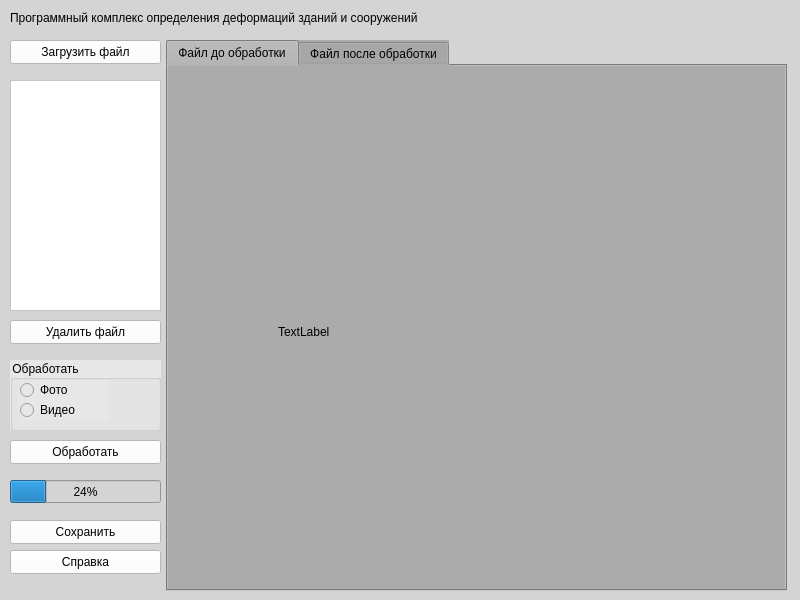
Old version of the form form.ui in the repository Playmishka/treshina.
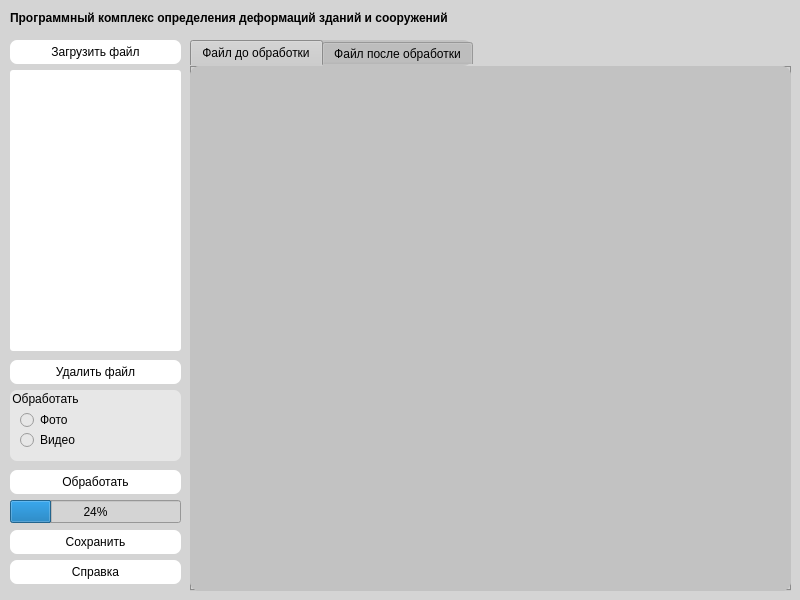
New version of the form. The open tabs and pages were chosen to show the change.

```diff
--- a/form.ui
+++ b/form.ui
@@ -21,14 +21,16 @@
    <property name="geometry">
     <rect>
      <x>10</x>
-     <y>320</y>
-     <width>151</width>
+     <y>360</y>
+     <width>171</width>
      <height>24</height>
     </rect>
    </property>
    <property name="styleSheet">
     <string notr="true">background-color: rgb(255, 255, 255);
-font: 700 10pt &quot;Perpetua Titling MT&quot;;</string>
+font: 700 10pt &quot;Perpetua Titling MT&quot;;
+border-radius: 7px;
+</string>
    </property>
    <property name="text">
     <string>Удалить файл</string>
@@ -38,14 +40,14 @@
    <property name="geometry">
     <rect>
      <x>10</x>
-     <y>360</y>
-     <width>151</width>
+     <y>390</y>
+     <width>171</width>
      <height>71</height>
     </rect>
    </property>
    <property name="styleSheet">
     <string notr="true">background-color: rgb(231, 231, 231);
-
+border-radius: 7px;
 font: 700 10pt &quot;Perpetua Titling MT&quot;;</string>
    </property>
    <property name="title">
@@ -82,13 +84,14 @@
    <property name="geometry">
     <rect>
      <x>10</x>
-     <y>440</y>
-     <width>151</width>
+     <y>470</y>
+     <width>171</width>
      <height>24</height>
     </rect>
    </property>
    <property name="styleSheet">
-    <string notr="true">background-color: rgb(255, 255, 255);
+    <string notr="true">border-radius: 7px;
+background-color: rgb(255, 255, 255);
 font: 700 10pt &quot;Perpetua Titling MT&quot;;</string>
    </property>
    <property name="text">
@@ -98,16 +101,17 @@
   <widget class="QTabWidget" name="tabWidget">
    <property name="geometry">
     <rect>
-     <x>166</x>
+     <x>190</x>
      <y>40</y>
-     <width>621</width>
+     <width>601</width>
      <height>551</height>
     </rect>
    </property>
    <property name="styleSheet">
     <string notr="true">background-color: rgb(255, 255, 255);
 font: 700 10pt &quot;Perpetua Titling MT&quot;;
-background-color: rgb(171, 171, 171);</string>
+background-color: rgb(194, 194, 194);
+border-radius: 10px;</string>
    </property>
    <property name="currentIndex">
     <number>0</number>
@@ -116,19 +120,6 @@
     <attribute name="title">
      <string>Файл до обработки</string>
     </attribute>
-    <widget class="QLabel" name="label_2">
-     <property name="geometry">
-      <rect>
-       <x>110</x>
-       <y>90</y>
-       <width>321</width>
-       <height>351</height>
-      </rect>
-     </property>
-     <property name="text">
-      <string>TextLabel</string>
-     </property>
-    </widget>
    </widget>
    <widget class="QWidget" name="tab_2">
     <attribute name="title">
@@ -140,11 +131,14 @@
    <property name="geometry">
     <rect>
      <x>10</x>
-     <y>480</y>
-     <width>151</width>
+     <y>500</y>
+     <width>171</width>
      <height>23</height>
     </rect>
    </property>
+   <property name="styleSheet">
+    <string notr="true"/>
+   </property>
    <property name="value">
     <number>24</number>
    </property>
@@ -153,14 +147,17 @@
    <property name="geometry">
     <rect>
      <x>10</x>
-     <y>550</y>
-     <width>151</width>
+     <y>560</y>
+     <width>171</width>
      <height>24</height>
     </rect>
    </property>
    <property name="styleSheet">
     <string notr="true">background-color: rgb(255, 255, 255);
-font: 700 10pt &quot;Perpetua Titling MT&quot;;</string>
+font: 700 10pt &quot;Perpetua Titling MT&quot;;
+border-radius: 7px;
+
+</string>
    </property>
    <property name="text">
     <string>Справка</string>
@@ -170,14 +167,16 @@
    <property name="geometry">
     <rect>
      <x>10</x>
-     <y>520</y>
-     <width>151</width>
+     <y>530</y>
+     <width>171</width>
      <height>24</height>
     </rect>
    </property>
    <property name="styleSheet">
     <string notr="true">background-color: rgb(255, 255, 255);
-font: 700 10pt &quot;Perpetua Titling MT&quot;;</string>
+font: 700 10pt &quot;Perpetua Titling MT&quot;;
+border-radius: 7px;
+</string>
    </property>
    <property name="text">
     <string>Сохранить</string>
@@ -187,14 +186,15 @@
    <property name="geometry">
     <rect>
      <x>10</x>
-     <y>80</y>
-     <width>151</width>
-     <height>231</height>
+     <y>70</y>
+     <width>171</width>
+     <height>281</height>
     </rect>
    </property>
    <property name="styleSheet">
     <string notr="true">background-color: rgb(255, 255, 255);
-font: 9pt &quot;PT Bold Heading&quot;;</string>
+font: 9pt &quot;PT Bold Heading&quot;;
+border-radius: 3px;</string>
    </property>
   </widget>
   <widget class="QPushButton" name="DownloadVideoButton">
@@ -202,13 +202,14 @@
     <rect>
      <x>10</x>
      <y>40</y>
-     <width>151</width>
+     <width>171</width>
      <height>24</height>
     </rect>
    </property>
    <property name="styleSheet">
     <string notr="true">background-color: rgb(255, 255, 255);
-font: 700 10pt &quot;Perpetua Titling MT&quot;;</string>
+font: 700 10pt &quot;Perpetua Titling MT&quot;;
+border-radius: 7px;</string>
    </property>
    <property name="text">
     <string>Загрузить файл</string>
@@ -219,12 +220,15 @@
     <rect>
      <x>10</x>
      <y>10</y>
-     <width>481</width>
+     <width>501</width>
      <height>16</height>
     </rect>
    </property>
    <property name="styleSheet">
-    <string notr="true">font: 600 12pt &quot;Bahnschrift SemiBold SemiConden&quot;;</string>
+    <string notr="true">font: 700 10pt &quot;Perpetua Titling MT&quot;;
+font-weight: bold;
+Front-size: 40pt;
+</string>
    </property>
    <property name="text">
     <string>Программный комплекс определения деформаций зданий и сооружений </string>
```
Left out of the diff: 2 changed lines with no effect on the pictures.
